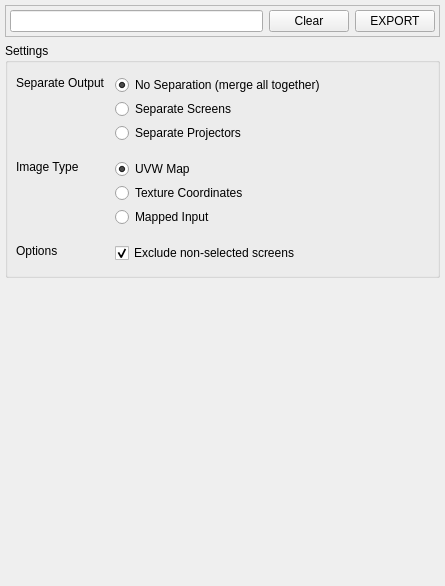
The window that src/app/ui/omni_ui_Export.ui (WilstonOreo/omnidome) describes before a commit, drawn with Qt 5.
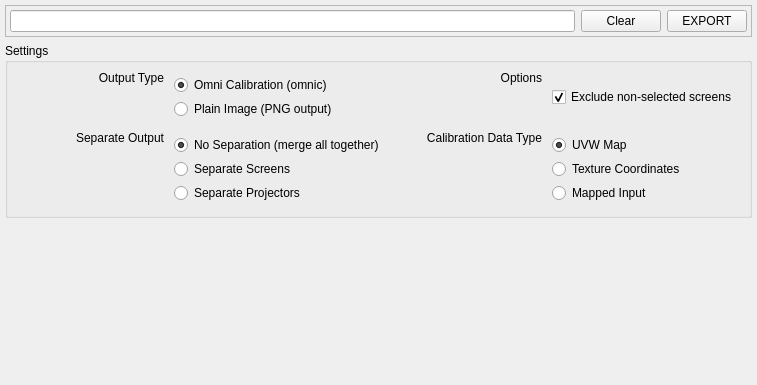
The same window after the commit. Custom widgets are drawn as their Qt base class.

The edit to the form file:
```diff
--- a/src/app/ui/omni_ui_Export.ui
+++ b/src/app/ui/omni_ui_Export.ui
@@ -6,8 +6,8 @@
    <rect>
     <x>0</x>
     <y>0</y>
-    <width>445</width>
-    <height>586</height>
+    <width>757</width>
+    <height>385</height>
    </rect>
   </property>
   <property name="windowTitle">
@@ -115,9 +115,18 @@
      <property name="title">
       <string>Settings</string>
      </property>
-     <layout class="QFormLayout" name="formLayout">
-      <property name="fieldGrowthPolicy">
-       <enum>QFormLayout::AllNonFixedFieldsGrow</enum>
+     <layout class="QGridLayout" name="gridLayout">
+      <property name="leftMargin">
+       <number>8</number>
+      </property>
+      <property name="topMargin">
+       <number>8</number>
+      </property>
+      <property name="rightMargin">
+       <number>8</number>
+      </property>
+      <property name="bottomMargin">
+       <number>8</number>
       </property>
       <property name="horizontalSpacing">
        <number>-1</number>
@@ -125,26 +134,83 @@
       <property name="verticalSpacing">
        <number>8</number>
       </property>
-      <property name="leftMargin">
-       <number>8</number>
-      </property>
-      <property name="topMargin">
-       <number>8</number>
-      </property>
-      <property name="rightMargin">
-       <number>8</number>
-      </property>
-      <property name="bottomMargin">
-       <number>8</number>
-      </property>
       <item row="0" column="0">
-       <widget class="QLabel" name="separateImagesLabel">
+       <widget class="QLabel" name="lbOutputType">
+        <property name="sizePolicy">
+         <sizepolicy hsizetype="Expanding" vsizetype="Preferred">
+          <horstretch>0</horstretch>
+          <verstretch>0</verstretch>
+         </sizepolicy>
+        </property>
         <property name="text">
-         <string>Separate Output</string>
+         <string>Output Type</string>
+        </property>
+        <property name="alignment">
+         <set>Qt::AlignRight|Qt::AlignTop|Qt::AlignTrailing</set>
         </property>
        </widget>
       </item>
       <item row="0" column="1">
+       <widget class="QFrame" name="frameOutputType">
+        <property name="frameShape">
+         <enum>QFrame::NoFrame</enum>
+        </property>
+        <property name="frameShadow">
+         <enum>QFrame::Plain</enum>
+        </property>
+        <layout class="QVBoxLayout" name="verticalLayout_3">
+         <property name="spacing">
+          <number>4</number>
+         </property>
+         <property name="leftMargin">
+          <number>4</number>
+         </property>
+         <property name="topMargin">
+          <number>4</number>
+         </property>
+         <property name="rightMargin">
+          <number>4</number>
+         </property>
+         <property name="bottomMargin">
+          <number>4</number>
+         </property>
+         <item>
+          <widget class="QRadioButton" name="rbOmniCalibration">
+           <property name="text">
+            <string>Omni Calibration (omnic)</string>
+           </property>
+           <property name="checked">
+            <bool>true</bool>
+           </property>
+          </widget>
+         </item>
+         <item>
+          <widget class="QRadioButton" name="rbPlainImage">
+           <property name="text">
+            <string>Plain Image (PNG output)</string>
+           </property>
+          </widget>
+         </item>
+        </layout>
+       </widget>
+      </item>
+      <item row="1" column="0">
+       <widget class="QLabel" name="lbSeperateOutput">
+        <property name="sizePolicy">
+         <sizepolicy hsizetype="Expanding" vsizetype="Preferred">
+          <horstretch>0</horstretch>
+          <verstretch>0</verstretch>
+         </sizepolicy>
+        </property>
+        <property name="text">
+         <string>Separate Output</string>
+        </property>
+        <property name="alignment">
+         <set>Qt::AlignRight|Qt::AlignTop|Qt::AlignTrailing</set>
+        </property>
+       </widget>
+      </item>
+      <item row="1" column="1">
        <widget class="QFrame" name="frameSeparation">
         <layout class="QVBoxLayout" name="verticalLayout_10">
          <property name="spacing">
@@ -192,14 +258,39 @@
         </layout>
        </widget>
       </item>
-      <item row="1" column="0">
-       <widget class="QLabel" name="imageTypeLabel">
+      <item row="1" column="2">
+       <widget class="QLabel" name="lbCalibrationDataType">
+        <property name="sizePolicy">
+         <sizepolicy hsizetype="Expanding" vsizetype="Preferred">
+          <horstretch>0</horstretch>
+          <verstretch>0</verstretch>
+         </sizepolicy>
+        </property>
         <property name="text">
-         <string>Image Type</string>
+         <string>Calibration Data Type</string>
         </property>
+        <property name="alignment">
+         <set>Qt::AlignRight|Qt::AlignTop|Qt::AlignTrailing</set>
+        </property>
        </widget>
       </item>
-      <item row="1" column="1">
+      <item row="0" column="2">
+       <widget class="QLabel" name="lbOptions">
+        <property name="sizePolicy">
+         <sizepolicy hsizetype="Expanding" vsizetype="Preferred">
+          <horstretch>0</horstretch>
+          <verstretch>0</verstretch>
+         </sizepolicy>
+        </property>
+        <property name="text">
+         <string>Options</string>
+        </property>
+        <property name="alignment">
+         <set>Qt::AlignRight|Qt::AlignTop|Qt::AlignTrailing</set>
+        </property>
+       </widget>
+      </item>
+      <item row="1" column="3">
        <widget class="QFrame" name="frameImageType">
         <layout class="QVBoxLayout" name="verticalLayout_9">
          <property name="spacing">
@@ -244,7 +335,7 @@
         </layout>
        </widget>
       </item>
-      <item row="2" column="1">
+      <item row="0" column="3">
        <widget class="QFrame" name="frameOptions">
         <property name="sizePolicy">
          <sizepolicy hsizetype="Preferred" vsizetype="Preferred">
@@ -284,13 +375,6 @@
         </layout>
        </widget>
       </item>
-      <item row="2" column="0">
-       <widget class="QLabel" name="label">
-        <property name="text">
-         <string>Options</string>
-        </property>
-       </widget>
-      </item>
      </layout>
     </widget>
    </item>
```
